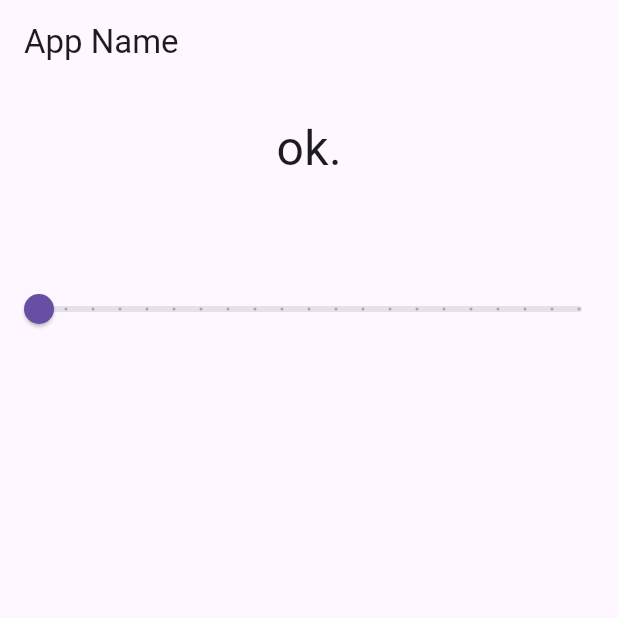
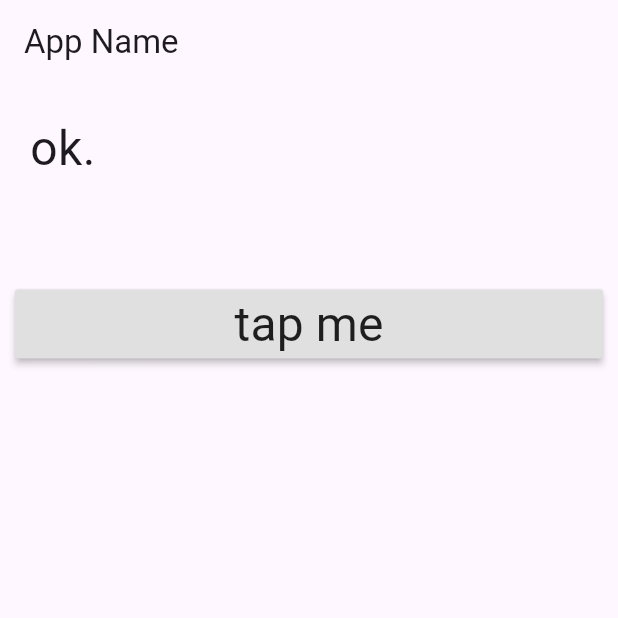
Before and after one commit to ijustet/flutter_app, a Flutter app: the screen it shows after launch, on a phone screen of 412 x 824 dp, the top half of it. Run offline on Flutter 3.47's test engine with Material 3 defaults, Android fonts, the phone set to English and light mode, and no system bars.

```diff
--- a/lib/main.dart
+++ b/lib/main.dart
@@ -30,7 +30,6 @@ class MyHomePage extends StatefulWidget {
 
 class _MyHomePageState extends State<MyHomePage> {
   static var _message = 'ok.';
-  static var _value = 0.0;
 
   @override
   Widget build(BuildContext context) {
@@ -42,7 +41,7 @@ class _MyHomePageState extends State<MyHomePage> {
         child: Column(
           mainAxisAlignment: MainAxisAlignment.start,
           mainAxisSize: MainAxisSize.max,
-          crossAxisAlignment: CrossAxisAlignment.center,
+          crossAxisAlignment: CrossAxisAlignment.stretch,
           children: <Widget>[
             Padding(
               padding: EdgeInsets.all(20.0),
@@ -58,13 +57,19 @@ class _MyHomePageState extends State<MyHomePage> {
             Padding(
               padding: EdgeInsets.all(20.0),
             ),
-            Slider(
-              key: null,
-              onChanged: sliderChanged,
-              min: 0.0,
-              max: 100.0,
-              divisions: 20,
-              value: _value,
+            Padding(
+              padding: EdgeInsets.all(10.0),
+              child: RaisedButton(
+                onPressed: buttonOnpressed,
+                child: Text(
+                  "tap me",
+                  style: TextStyle(
+                    fontSize: 32.0,
+                    fontWeight: FontWeight.w400,
+                    fontFamily: "Roboto"
+                  ),
+                ),
+              ),
             ),
           ]
         ),
@@ -72,10 +77,28 @@ class _MyHomePageState extends State<MyHomePage> {
     );
   }
 
-  void sliderChanged(double value) {
-    setState(() {
-      _value = value.floorToDouble();
-      _message = 'set velue: $_value';
+  void buttonOnpressed() {
+    showDialog(
+      context: context,
+      builder: (BuildContext context) => AlertDialog(
+        title: Text("Hello!"),
+        content: Text("This is sample."),
+        actions: <Widget>[
+          FlatButton(
+            child: const Text('Cancel'),
+            onPressed: () => Navigator.pop<String>(context,'Cancel')
+          ),
+          FlatButton(
+            child: const Text('OK'),
+            onPressed: () => Navigator.pop<String>(context,'OK')
+          ),
+        ],
+      )
+    ).then<void>((value) => resultAlert(value));
+  }
+  void resultAlert(String value) {
+    setState((){
+      _message = 'selected: $value';
     });
   }
 }
```
